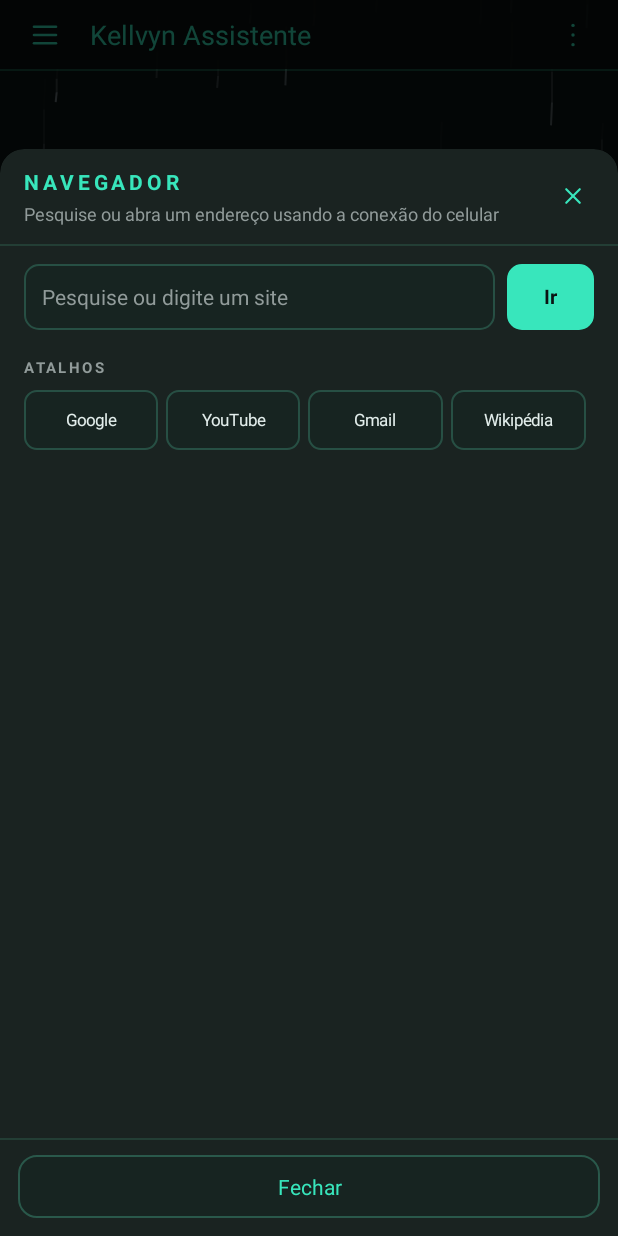
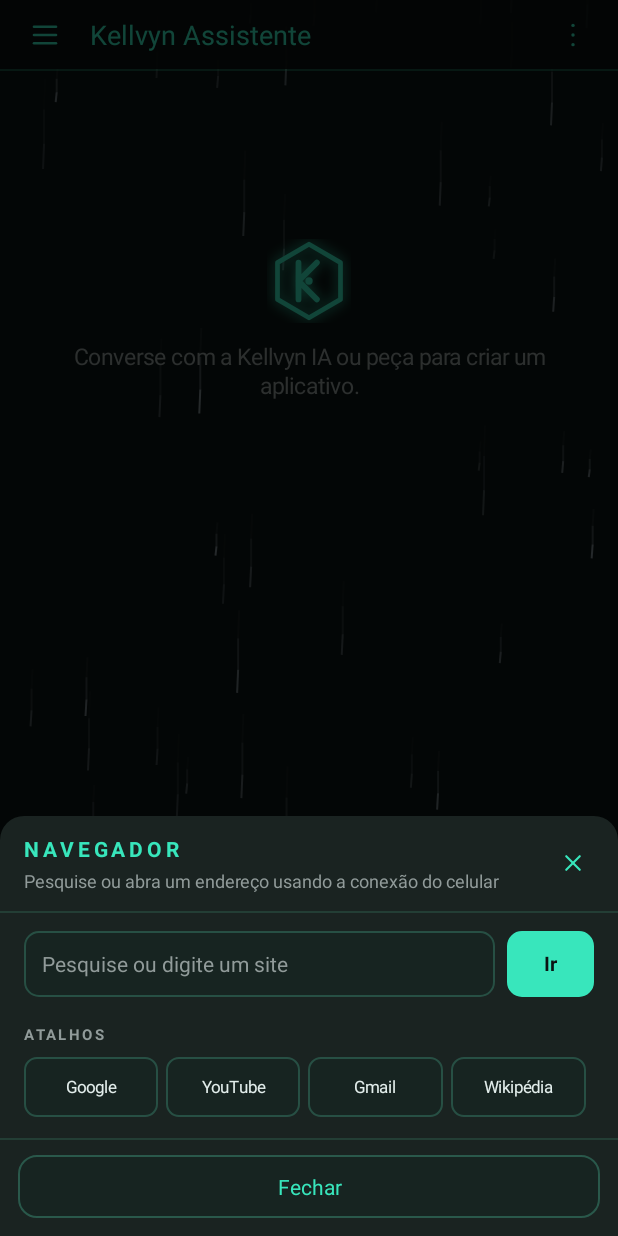
Before and after one commit to ar2233789-oss/Ia-kellvyn-, an Android app: the screen it shows after launch (MainActivity), after a tap on "Navegador", on a phone screen of 412 x 824 dp. Run offline under Robolectric (Android 15) with nearby library versions, the phone set to English and light mode, and no system bars; libraries missing offline, so code that uses them is left out: com.android.apksig, com.android.tools, com.google.ai.edge, org.eclipse.jdt; pictures from the network do not load.

Commit message:
Polish composer attachment preview and make native sheets content-sized

```diff
--- a/snapshot/android/app/src/main/java/com/kellvyn/assistant/MainActivity.java
+++ b/snapshot/android/app/src/main/java/com/kellvyn/assistant/MainActivity.java
@@ -29,6 +29,7 @@ import android.view.View;
 import android.view.WindowManager;
 import android.widget.EditText;
 import android.widget.FrameLayout;
+import android.widget.ImageView;
 import android.widget.LinearLayout;
 import android.widget.PopupMenu;
 import android.widget.ScrollView;
@@ -79,6 +80,7 @@ public class MainActivity extends Activity {
     private Uri selectedAttachmentUri = null;
     private TextView footerStatus;
     private View sendButton;
+    private LinearLayout attachmentPreview;
     private TextView activeReplyBubble;
     private View thinkingIndicator;
     private TextView thinkingLabel;
@@ -174,6 +176,16 @@ public class MainActivity extends Activity {
         // The reference draws one rounded border around both the prompt and the action row.
         composerPanel.setPadding(dp(8), dp(8), dp(8), dp(8));
         composerPanel.setBackground(roundRect(uiPanelAltColor(), dp(16), themeAccentColor(0x8845A989), dp(1)));
+
+        attachmentPreview = new LinearLayout(this);
+        attachmentPreview.setOrientation(LinearLayout.HORIZONTAL);
+        attachmentPreview.setGravity(Gravity.CENTER_VERTICAL);
+        attachmentPreview.setVisibility(View.GONE);
+        LinearLayout.LayoutParams attachmentPreviewLp = new LinearLayout.LayoutParams(-1, -2);
+        attachmentPreviewLp.bottomMargin = dp(6);
+        composerPanel.addView(attachmentPreview, attachmentPreviewLp);
+        updateAttachmentPreview();
+
         LinearLayout.LayoutParams composerPanelLp = new LinearLayout.LayoutParams(-1, -2);
         composerPanelLp.setMargins(dp(12), dp(4), dp(12), dp(12));
         shell.addView(composerPanel, composerPanelLp);
@@ -257,6 +269,57 @@ public class MainActivity extends Activity {
         // Theme changes replace this view tree without invoking Activity.onResume().
         // Start the replacement effect layer immediately; onPause() still stops it normally.
         if (rain != null) rain.start();
+    }
+
+    private void updateAttachmentPreview() {
+        if (attachmentPreview == null) return;
+        attachmentPreview.removeAllViews();
+        if (selectedAttachment == null || selectedAttachment.trim().isEmpty()) {
+            attachmentPreview.setVisibility(View.GONE);
+            return;
+        }
+
+        attachmentPreview.setVisibility(View.VISIBLE);
+        attachmentPreview.setPadding(dp(7), dp(6), dp(7), dp(6));
+        attachmentPreview.setBackground(roundRect(uiPanelColor(), dp(10),
+                themeAccentColor(0x5545A989), dp(1)));
+
+        String mime = null;
+        if (selectedAttachmentUri != null) {
+            try { mime = getContentResolver().getType(selectedAttachmentUri); }
+            catch (Exception ignored) {}
+        }
+
+        if (mime != null && mime.startsWith("image/") && selectedAttachmentUri != null) {
+            ImageView thumbnail = new ImageView(this);
+            thumbnail.setScaleType(ImageView.ScaleType.CENTER_CROP);
+            thumbnail.setBackground(roundRect(uiPanelAltColor(), dp(7), 0, 0));
+            thumbnail.setClipToOutline(true);
+            try { thumbnail.setImageURI(selectedAttachmentUri); }
+            catch (Exception ignored) {}
+            attachmentPreview.addView(thumbnail, new LinearLayout.LayoutParams(dp(48), dp(48)));
+        } else {
+            LucideIconView fileIcon = new LucideIconView("paperclip", null, 18f, accent);
+            attachmentPreview.addView(fileIcon, new LinearLayout.LayoutParams(dp(36), dp(36)));
+        }
+
+        TextView name = text(selectedAttachment, 12, uiTextColor(), false);
+        name.setSingleLine(true);
+        name.setEllipsize(android.text.TextUtils.TruncateAt.MIDDLE);
+        LinearLayout.LayoutParams nameLp = new LinearLayout.LayoutParams(0, -2, 1);
+        nameLp.leftMargin = dp(8);
+        nameLp.rightMargin = dp(6);
+        attachmentPreview.addView(name, nameLp);
+
+        LucideIconView remove = new LucideIconView("x", "Remover anexo", 16f, uiMutedColor());
+        remove.setBackground(roundRect(0x00000000, dp(7), 0, 0));
+        attachmentPreview.addView(remove, new LinearLayout.LayoutParams(dp(32), dp(32)));
+        remove.setOnClickListener(v -> {
+            selectedAttachment = null;
+            selectedAttachmentUri = null;
+            updateAttachmentPreview();
+            updateSendButtonState();
+        });
     }
 
     private void updateSendButtonState() {
@@ -896,6 +959,7 @@ public class MainActivity extends Activity {
         composer.setText("");
         selectedAttachment = null;
         selectedAttachmentUri = null;
+        updateAttachmentPreview();
         updateSendButtonState();
         saveTranscript();
 
@@ -1051,6 +1115,7 @@ public class MainActivity extends Activity {
             } catch (Exception ignored) {}
             selectedAttachment = name == null ? "arquivo selecionado" : name;
             selectedAttachmentUri = uri;
+            updateAttachmentPreview();
             updateSendButtonState();
             toast("Anexo selecionado: " + selectedAttachment + ". O conteúdo será preparado pelo motor local ao enviar.");
             composer.requestFocus();
@@ -1163,7 +1228,6 @@ public class MainActivity extends Activity {
         android.app.Dialog dialog = new android.app.Dialog(this);
         LinearLayout sheet = new LinearLayout(this);
         sheet.setOrientation(LinearLayout.VERTICAL);
-        sheet.setClipToOutline(true);
         android.graphics.drawable.GradientDrawable background = new android.graphics.drawable.GradientDrawable();
         background.setColor(uiPanelColor());
         background.setCornerRadii(new float[] {
@@ -1198,10 +1262,17 @@ public class MainActivity extends Activity {
         ScrollView scroll = new ScrollView(this);
         scroll.setFillViewport(false);
         scroll.setClipToPadding(false);
-        scroll.setPadding(0, 0, 0, 0);
         body.setPadding(dp(16), dp(12), dp(16), dp(14));
+        body.measure(
+                View.MeasureSpec.makeMeasureSpec(
+                        getResources().getDisplayMetrics().widthPixels - dp(32), View.MeasureSpec.EXACTLY),
+                View.MeasureSpec.makeMeasureSpec(0, View.MeasureSpec.UNSPECIFIED));
+        int maxSheetHeight = (int) (getResources().getDisplayMetrics().heightPixels * 0.88f);
+        int fixedSheetHeight = dp(62 + 1 + 1 + 64);
+        int maxBodyHeight = Math.max(dp(100), maxSheetHeight - fixedSheetHeight);
+        int bodyHeight = Math.min(body.getMeasuredHeight(), maxBodyHeight);
         scroll.addView(body, new ScrollView.LayoutParams(-1, -2));
-        sheet.addView(scroll, new LinearLayout.LayoutParams(-1, 0, 1));
+        sheet.addView(scroll, new LinearLayout.LayoutParams(-1, bodyHeight));
 
         View bottomLine = new View(this);
         bottomLine.setBackgroundColor(themeAccentColor(0x3345A989));
@@ -1225,7 +1296,7 @@ public class MainActivity extends Activity {
             WindowManager.LayoutParams params = window.getAttributes();
             params.gravity = Gravity.BOTTOM;
             params.width = WindowManager.LayoutParams.MATCH_PARENT;
-            params.height = (int) (getResources().getDisplayMetrics().heightPixels * 0.88f);
+            params.height = WindowManager.LayoutParams.WRAP_CONTENT;
             params.dimAmount = 0.70f;
             window.setAttributes(params);
             window.setLayout(params.width, params.height);
```
